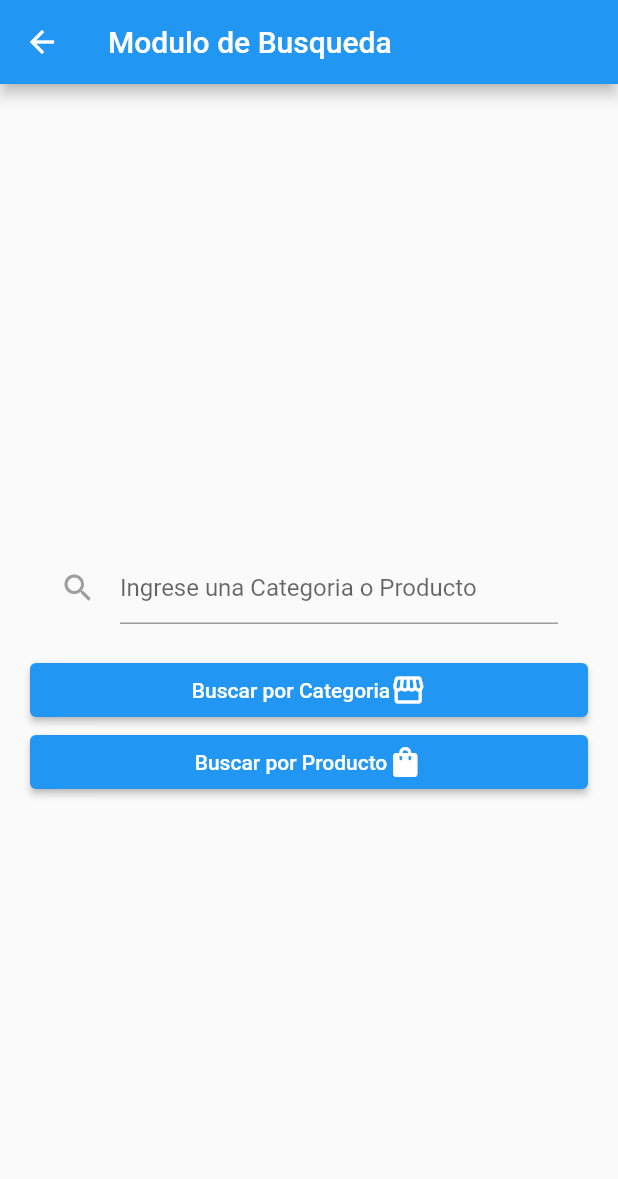
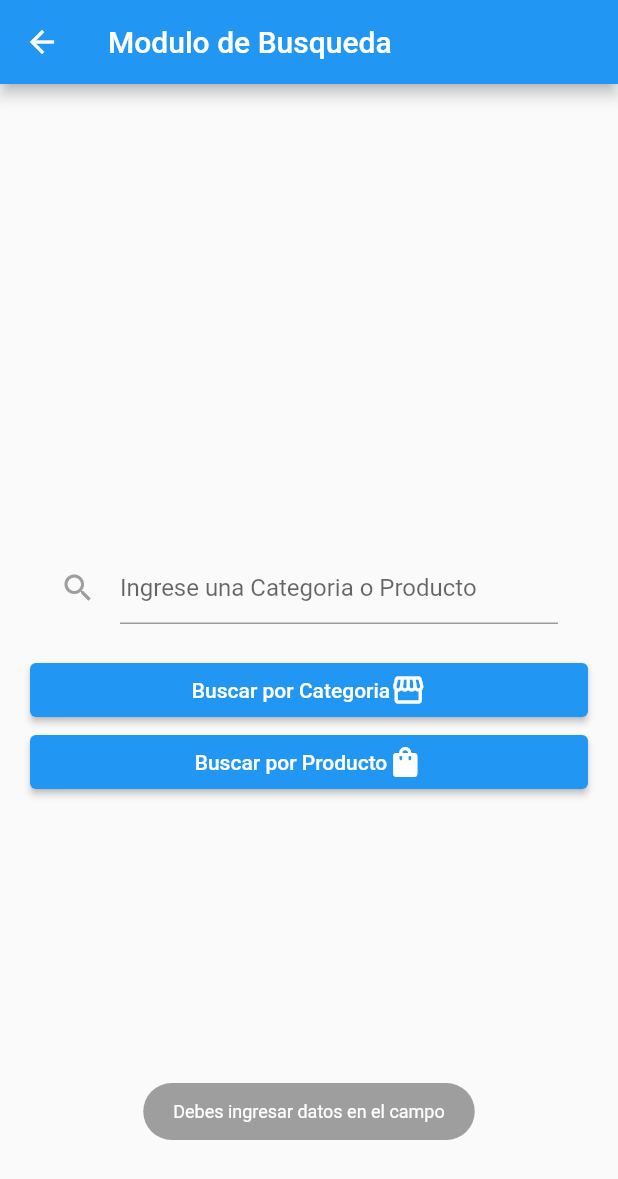
Before and after one commit to julenbero/HolaVeciApp, a Flutter app: the Store_Search screen opened directly, after a tap on "Buscar por Categoria", on a phone screen of 412 x 824 dp. Shown: the top 1179 px of the screen. Run offline on Flutter 3.47's test engine with Material 2 defaults, Android fonts, the phone set to English and light mode, and no system bars; our stand-ins replace basic_utils, cloud_firestore, firebase_core, fluttertoast; accounts and stored records are empty; network calls fail.

Commit message:
Actualizacion(Store_Search)

```diff
--- a/lib/store_search.dart
+++ b/lib/store_search.dart
@@ -1,6 +1,8 @@
 import 'package:flutter/material.dart';
 import 'package:holaveci/products_search.dart';
 import 'package:holaveci/category_search.dart';
+import 'package:basic_utils/basic_utils.dart';
+import 'package:fluttertoast/fluttertoast.dart';
 
 class Store_Search extends StatelessWidget {
   TextEditingController datobusqueda = TextEditingController();
@@ -41,7 +43,16 @@ class Store_Search extends StatelessWidget {
                       context,
                       MaterialPageRoute(
                           builder: (context) =>
-                              Category_Search(datobusqueda.text)));
+                              Category_Search(StringUtils.capitalize(datobusqueda.text, allWords: true))));
+                }else{
+                  Fluttertoast.showToast(
+                      msg: "Debes ingresar datos en el campo",
+                      toastLength: Toast.LENGTH_SHORT,
+                      gravity: ToastGravity.BOTTOM,
+                      backgroundColor: Colors.grey,
+                      textColor: Colors.white,
+                      fontSize: 12.0
+                  );
                 }
               },
             ),
@@ -61,7 +72,16 @@ class Store_Search extends StatelessWidget {
                       context,
                       MaterialPageRoute(
                           builder: (context) =>
-                              Products_Search(datobusqueda.text)));
+                              Products_Search(StringUtils.capitalize(datobusqueda.text, allWords: true))));
+                }else{
+                  Fluttertoast.showToast(
+                      msg: "Debes ingresar datos en el campo",
+                      toastLength: Toast.LENGTH_SHORT,
+                      gravity: ToastGravity.BOTTOM,
+                      backgroundColor: Colors.grey,
+                      textColor: Colors.white,
+                      fontSize: 12.0
+                  );
                 }
               },
             ),
--- a/pubspec.yaml
+++ b/pubspec.yaml
@@ -37,6 +37,8 @@ dependencies:
   cupertino_icons: ^1.0.2
   firebase_core:
   cloud_firestore:
+  fluttertoast: ^8.0.8
+  basic_utils: ^3.9.1
 
 dev_dependencies:
   flutter_test:
```
Also changed, not shown: pubspec.lock.
